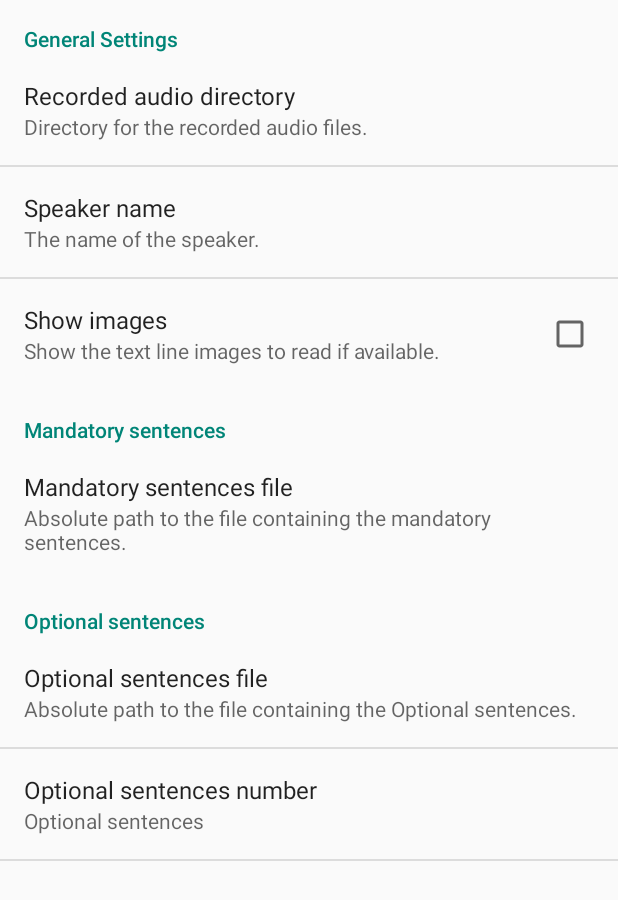
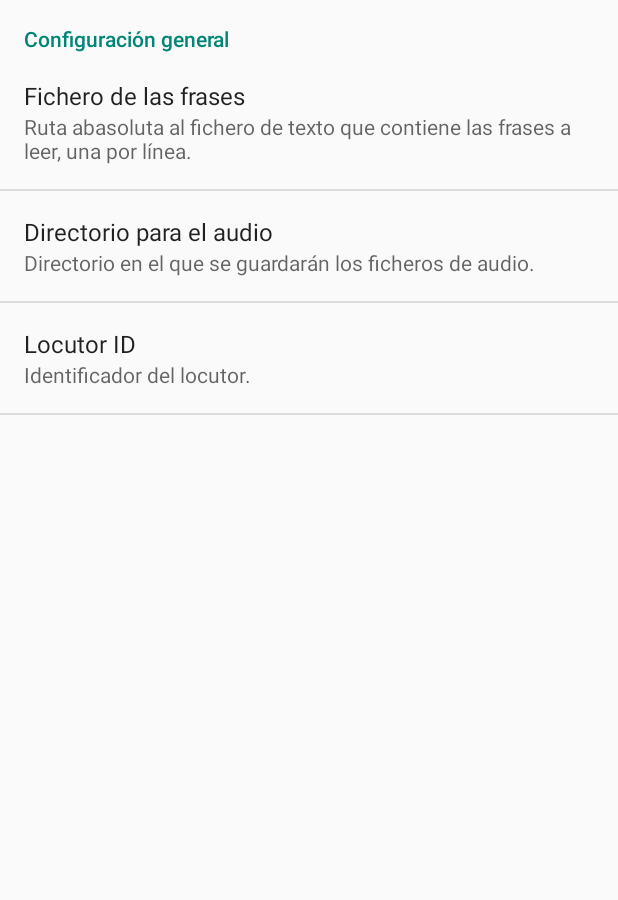
Before and after one commit to egranell/Read4SpeechExperiments, an Android app: the screen it shows after launch (settings), after a tap on an icon or button, on a phone screen of 412 x 824 dp. Shown: the top 900 px of the screen. Run offline under Robolectric (Android 15) with nearby library versions, the phone set to English and light mode, and no system bars.

Commit message:
Completada la traducción al castellano y mejorado el icono

```diff
--- a/app/src/main/AndroidManifest.xml
+++ b/app/src/main/AndroidManifest.xml
@@ -1,7 +1,7 @@
 <?xml version="1.0" encoding="utf-8"?>
 <manifest xmlns:android="http://schemas.android.com/apk/res/android"
     package="com.aemus.Read4SpeechExperiments"
-    android:versionCode="3"
+    android:versionCode="5"
     android:versionName="1.0" >
 
     <uses-permission android:name="android.permission.WRITE_EXTERNAL_STORAGE"/>
@@ -9,7 +9,7 @@
 
     <application
         android:allowBackup="true"
-        android:icon="@drawable/ic_launcher"
+        android:icon="@drawable/r4se_icono"
         android:label="@string/app_name"
         android:theme="@style/AppTheme" >
         <activity
--- a/app/src/main/java/com/aemus/Read4SpeechExperiments/MainActivity.java
+++ b/app/src/main/java/com/aemus/Read4SpeechExperiments/MainActivity.java
@@ -20,7 +20,6 @@ import android.os.Message;
 import android.preference.PreferenceManager;
 import android.provider.Settings.Secure;
 import android.speech.tts.TextToSpeech;
-import android.support.annotation.Nullable;
 import android.support.v4.app.Fragment;
 import android.support.v4.app.FragmentManager;
 import android.support.v4.app.FragmentPagerAdapter;
@@ -203,7 +202,7 @@ public class MainActivity extends ActionBarActivity {
                 SharedPreferences settings = PreferenceManager.getDefaultSharedPreferences(context);
                 SharedPreferences.Editor editor = settings.edit();
                 editor.putString("name", "");
-                editor.commit();
+                editor.apply();
 
                 if (rootDir.exists()) {
                     for (File f : rootDir.listFiles()) {
@@ -444,7 +443,7 @@ public class MainActivity extends ActionBarActivity {
                 SharedPreferences settings = getSharedPreferences("Preferences", 0);
                 SharedPreferences.Editor editor = settings.edit();
                 editor.putBoolean("show", isChecked);
-                editor.commit();
+                editor.apply();
             }
         });
 
@@ -518,11 +517,11 @@ public class MainActivity extends ActionBarActivity {
 
                 // Check for text files, and if there is not a mandatory file load the demo sentences.
                 File mandatoryFile = new File(settings.getString("mandatoryFile", ""));
-                /*if (!mandatoryFile.exists() && mandatoryFile.getAbsolutePath().matches("/")) {
-                    Toast.makeText(getApplicationContext(), "The mandatory sentences file: " + mandatoryFile.getAbsolutePath() + " doesn't exist.", Toast.LENGTH_LONG).show();
+                if (!mandatoryFile.exists() && mandatoryFile.getAbsolutePath().matches("/")) {
+                    Toast.makeText(getApplicationContext(), R.string.notSentencesFile + mandatoryFile.getAbsolutePath(), Toast.LENGTH_LONG).show();
                     Intent i = new Intent(this, settings.class);
                     startActivityForResult(i, RESULT_SETTINGS);
-                }*/
+                }
 
                 if (settings.getString("name", null) == null) {
                     Toast.makeText(getApplicationContext(), R.string.setSpeakerName, Toast.LENGTH_LONG).show();
--- a/app/src/main/res/values/strings.xml
+++ b/app/src/main/res/values/strings.xml
@@ -1,30 +1,40 @@
 <?xml version="1.0" encoding="utf-8"?>
 <resources>
     <string name="app_name">Read4SpeechExperiments</string>
-    <string name="send">Send</string>
-    <string name="close">Close</string>
-    <string name="ok">Ok</string>
-    <string name="cancel">Cancel</string>
+    <string name="send">Enviar</string>
+    <string name="close">Cerrar</string>
+    <string name="ok">Aceptar</string>
+    <string name="cancel">Cancelar</string>
     <string name="content">DUMMY CONTENT</string>
-    <string name="record">Record</string>
-    <string name="play">Play</string>
-    <string name="next">Next</string>
-    <string name="previous">Previous</string>
-    <string name="intructionTitle">Instructions</string>
-    <string name="instructions">Buttons:&lt;br /&gt;\&quot;Record\&quot;: records the audio.&lt;br /&gt;\&quot;Play\&quot;: plays the sentence audio file recorded.&lt;br /&gt;\&quot;Menu/Clean...\&quot;: delete all files recorded by this aplication.&lt;br /&gt;\&quot;Menu/Send...\&quot;: send all files recorded.&lt;br /&gt;&lt;br /&gt;Background color:&lt;br /&gt;\&quot;<![CDATA[<b><font color="#080862">Blue</font></b>]]>\&quot;: the sentence has not been recorded.&lt;br /&gt;\&quot;<![CDATA[<b><font color="#086208">Green</font></b>]]>\&quot;: the sentence has already been recorded.&lt;br /&gt;\&quot;<![CDATA[<b><font color="#620808">Red</font></b>]]>\&quot;: the sentence is being recorded.</string>
-    <string name="showAtStart">Show instructions at the start.</string>
-    <string name="notSpaceTitle">Not enough free space.</string>
-    <string name="sendTitle">Send the records</string>
-    <string name="sendMessage">Sentence records are not completed.\nAre you sure you want to send it anyway?</string>
-    <string name="cleanTitle">Clean the records</string>
-    <string name="cleanMessage">Do you want to clean the records?</string>
-    <string name="thanksTitle">All files deleted.</string>
-    <string name="thanksMessage">Thanks for your collaboration.</string>
-    <string name="recordTitle">Record new sentence.</string>
-    <string name="recordMessage">A sentece\'s record is present.\nAre you sure you want to record it anyway?</string>
-    <string name="newRecord">New record</string>
-    <string name="menu">Menu</string>
-    <string name="sentence">Sentence</string>
-    <string name="setSpeakerName">Please set the name of the speaker.</string>
-    <string name="settings">Settings</string>
+    <string name="record">Grabar</string>
+    <string name="play">Reproducir</string>
+    <string name="next">Siguiente</string>
+    <string name="previous">Anterior</string>
+    <string name="intructionTitle">Instrucciones</string>
+    <string name="instructions">Botones:&lt;br /&gt;\&quot;Grabar\&quot;: graba el audio.&lt;br /&gt;\&quot;Reproducir\&quot;: reproduce el audio de la frase grabada.&lt;br /&gt;\&quot;Menú/Borrar...\&quot;: borra todos los ficheros generados por esta aplicación.&lt;br /&gt;\&quot;Menú/Enviar...\&quot;: envía las grabaciones.&lt;br /&gt;&lt;br /&gt;Color del fondo:&lt;br /&gt;\&quot;<![CDATA[<b><font color="#080862">Azul</font></b>]]>\&quot;: la frase aún no se ha grabado.&lt;br /&gt;\&quot;<![CDATA[<b><font color="#086208">Verde</font></b>]]>\&quot;: la frase ya se ha grabado.&lt;br /&gt;\&quot;<![CDATA[<b><font color="#620808">Rojo</font></b>]]>\&quot;: la frase se está grabando.</string>
+    <string name="showAtStart">Muestra las instruciones al iniciar.</string>
+    <string name="notSpaceTitle">Espacio de memoria insuficiente.</string>
+    <string name="sendTitle">Enviar las grabaciones</string>
+    <string name="sendMessage">No se han grabado todas las frases.\n¿Estás seguro de que quieres enviarlas?</string>
+    <string name="cleanTitle">Borrar las grabaciones</string>
+    <string name="cleanMessage">¿Seguro que deseas borrar las grabaciones?</string>
+    <string name="thanksTitle">Se han borrado todas las grabaciones.</string>
+    <string name="thanksMessage">Muchas gracias por su colaboración.</string>
+    <string name="recordTitle">Grabar una nueva frase</string>
+    <string name="recordMessage">Esta frase ya se ha grabado.\n¿Quieres volverla a grabar?\nAl grabarla de nuevo se sobreescribirá la grabación anterior.</string>
+    <string name="newRecord">Nueva grabación</string>
+    <string name="menu">Menú</string>
+    <string name="sentence">Frase</string>
+    <string name="setSpeakerName">Por favor, indique un identificador para el locutor.</string>
+    <string name="settings">Configuración</string>
+    <string name="audioPathSummary">Directorio en el que se guardarán los ficheros de audio.</string>
+    <string name="audioPathTitle">Directorio para el audio</string>
+    <string name="speakerIDSummary">Identificador del locutor.</string>
+    <string name="speakerIDTitle">Locutor ID</string>
+    <string name="imagesSummary">Muestra las imágenes de las líneas de texto a leer, si están disponibles.</string>
+    <string name="imagesTitle">Muestra las imágenes</string>
+    <string name="settingsTitle">Configuración general</string>
+    <string name="mandatorySentencesSummary">Ruta abasoluta al fichero de texto que contiene las frases a leer, una por línea.</string>
+    <string name="mandatorySentencesTitle">Fichero de las frases</string>
+    <string name="notSentencesFile">El fichero de frases indicado no existe: </string>
 </resources>
--- a/app/src/main/res/xml/settings.xml
+++ b/app/src/main/res/xml/settings.xml
@@ -1,29 +1,34 @@
 <?xml version="1.0" encoding="utf-8"?>
 <PreferenceScreen xmlns:android="http://schemas.android.com/apk/res/android">
 
-    <PreferenceCategory android:title="General Settings">
+    <PreferenceCategory android:title="@string/settingsTitle">
+        <EditTextPreference
+            android:id="@+id/mandatorySentences"
+            android:key="mandatoryFile"
+            android:summary="@string/mandatorySentencesSummary"
+            android:title="@string/mandatorySentencesTitle" />
         <EditTextPreference
             android:id="@+id/audioPath"
             android:key="audioPath"
-            android:summary="Directory for the recorded audio files."
-            android:title="Recorded audio directory" />
+            android:summary="@string/audioPathSummary"
+            android:title="@string/audioPathTitle" />
 
         <EditTextPreference
             android:id="@+id/name"
             android:key="name"
-            android:summary="The name of the speaker."
-            android:title="Speaker name" />
+            android:summary="@string/speakerIDSummary"
+            android:title="@string/speakerIDTitle"/>
 
+        <!---   <CheckBoxPreference
+               android:defaultValue="false"
+               android:key="images"
+               android:summary="@string/imagesSummary"
+               android:title="@string/imagesTitle"/>
         <CheckBoxPreference
-            android:defaultValue="false"
-            android:key="images"
-            android:summary="Show the text line images to read if available."
-            android:title="Show images" />
-    <!---<CheckBoxPreference
-        android:defaultValue="false"
-        android:key="handsFree"
-        android:summary="Permits to acquire the audio without user interaction"
-        android:title="Hands free" /> -->
+           android:defaultValue="false"
+           android:key="handsFree"
+           android:summary="Permits to acquire the audio without user interaction"
+           android:title="Hands free" /> -->
 </PreferenceCategory>
 
 <!---<PreferenceCategory android:title="Experiments state">
@@ -58,7 +63,7 @@
         android:summary="Up/Down"
         android:title="Position" />
 
-</PreferenceCategory> -->
+</PreferenceCategory>
 
     <PreferenceCategory android:title="Mandatory sentences">
         <EditTextPreference
@@ -82,6 +87,6 @@
             android:summary="Optional sentences"
             android:title="Optional sentences number" />
 
-    </PreferenceCategory>
+    </PreferenceCategory>-->
 
 </PreferenceScreen>
```
